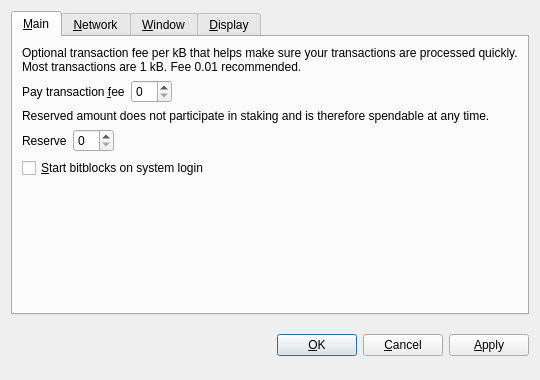
Before: the Qt Designer form src/qt/forms/optionsdialog.ui in BitBlocksProject/Bitblocks-beta, drawn with Qt 5.
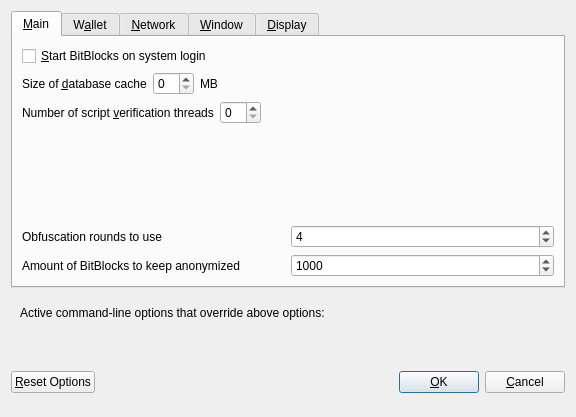
After: the same form once the commit is applied. Custom widgets are drawn as their Qt base class.

Commit message: BitBlocks masternodes

What changed in the file:
```diff
--- a/src/qt/forms/optionsdialog.ui
+++ b/src/qt/forms/optionsdialog.ui
@@ -6,8 +6,8 @@
    <rect>
     <x>0</x>
     <y>0</y>
-    <width>540</width>
-    <height>380</height>
+    <width>576</width>
+    <height>417</height>
    </rect>
   </property>
   <property name="windowTitle">
@@ -19,9 +19,6 @@
   <layout class="QVBoxLayout" name="verticalLayout">
    <item>
     <widget class="QTabWidget" name="tabWidget">
-     <property name="tabPosition">
-      <enum>QTabWidget::North</enum>
-     </property>
      <property name="currentIndex">
       <number>0</number>
      </property>
@@ -30,108 +27,96 @@
        <string>&amp;Main</string>
       </attribute>
       <layout class="QVBoxLayout" name="verticalLayout_Main">
-       <item>
-        <widget class="QLabel" name="transactionFeeInfoLabel">
-         <property name="text">
-          <string>Optional transaction fee per kB that helps make sure your transactions are processed quickly. Most transactions are 1 kB. Fee 0.01 recommended.</string>
-         </property>
-         <property name="textFormat">
-          <enum>Qt::PlainText</enum>
-         </property>
-         <property name="wordWrap">
-          <bool>true</bool>
-         </property>
-        </widget>
-       </item>
-       <item>
-        <layout class="QHBoxLayout" name="horizontalLayoutFee">
-         <item>
-          <widget class="QLabel" name="transactionFeeLabel">
-           <property name="text">
-            <string>Pay transaction &amp;fee</string>
-           </property>
-           <property name="textFormat">
-            <enum>Qt::PlainText</enum>
-           </property>
-           <property name="buddy">
-            <cstring>transactionFee</cstring>
-           </property>
-          </widget>
-         </item>
-         <item>
-          <widget class="BitcoinAmountField" name="transactionFee"/>
-         </item>
-         <item>
-          <spacer name="horizontalSpacerFee">
-           <property name="orientation">
-            <enum>Qt::Horizontal</enum>
-           </property>
-           <property name="sizeHint" stdset="0">
-            <size>
-             <width>40</width>
-             <height>20</height>
-            </size>
-           </property>
-          </spacer>
-         </item>
-        </layout>
-       </item>
-       <item>
-        <widget class="QLabel" name="reserveBalanceInfoLabel">
-         <property name="text">
-          <string>Reserved amount does not participate in staking and is therefore spendable at any time.</string>
-         </property>
-         <property name="textFormat">
-          <enum>Qt::PlainText</enum>
-         </property>
-         <property name="wordWrap">
-          <bool>true</bool>
-         </property>
-        </widget>
-       </item>
-       <item>
-        <layout class="QHBoxLayout" name="horizontalLayoutReserveBalance">
-         <item>
-          <widget class="QLabel" name="reserveBalanceLabel">
-           <property name="text">
-            <string>Reserve</string>
-           </property>
-           <property name="textFormat">
-            <enum>Qt::PlainText</enum>
-           </property>
-           <property name="buddy">
-            <cstring>reserveBalance</cstring>
-           </property>
-          </widget>
-         </item>
-         <item>
-          <widget class="BitcoinAmountField" name="reserveBalance"/>
-         </item>
-         <item>
-          <spacer name="horizontalSpacerReserveBalance">
-           <property name="orientation">
-            <enum>Qt::Horizontal</enum>
-           </property>
-           <property name="sizeHint" stdset="0">
-            <size>
-             <width>40</width>
-             <height>20</height>
-            </size>
-           </property>
-          </spacer>
-         </item>
-        </layout>
-       </item>
        <item>
         <widget class="QCheckBox" name="bitcoinAtStartup">
          <property name="toolTip">
           <string>Automatically start bitblocks after logging in to the system.</string>
          </property>
          <property name="text">
-          <string>&amp;Start bitblocks on system login</string>
+          <string>&amp;Start BitBlocks on system login</string>
          </property>
         </widget>
        </item>
+       <item>
+        <layout class="QHBoxLayout" name="horizontalLayout_2_Main">
+         <item>
+          <widget class="QLabel" name="databaseCacheLabel">
+           <property name="text">
+            <string>Size of &amp;database cache</string>
+           </property>
+           <property name="textFormat">
+            <enum>Qt::PlainText</enum>
+           </property>
+           <property name="buddy">
+            <cstring>databaseCache</cstring>
+           </property>
+          </widget>
+         </item>
+         <item>
+          <widget class="QSpinBox" name="databaseCache"/>
+         </item>
+         <item>
+          <widget class="QLabel" name="databaseCacheUnitLabel">
+           <property name="text">
+            <string>MB</string>
+           </property>
+           <property name="textFormat">
+            <enum>Qt::PlainText</enum>
+           </property>
+          </widget>
+         </item>
+         <item>
+          <spacer name="horizontalSpacer_2_Main">
+           <property name="orientation">
+            <enum>Qt::Horizontal</enum>
+           </property>
+           <property name="sizeHint" stdset="0">
+            <size>
+             <width>40</width>
+             <height>20</height>
+            </size>
+           </property>
+          </spacer>
+         </item>
+        </layout>
+       </item>
+       <item>
+        <layout class="QHBoxLayout" name="horizontalLayout_3_Main">
+         <item>
+          <widget class="QLabel" name="threadsScriptVerifLabel">
+           <property name="text">
+            <string>Number of script &amp;verification threads</string>
+           </property>
+           <property name="textFormat">
+            <enum>Qt::PlainText</enum>
+           </property>
+           <property name="buddy">
+            <cstring>threadsScriptVerif</cstring>
+           </property>
+          </widget>
+         </item>
+         <item>
+          <widget class="QSpinBox" name="threadsScriptVerif">
+           <property name="toolTip">
+            <string>(0 = auto, &lt;0 = leave that many cores free)</string>
+           </property>
+          </widget>
+         </item>
+         <item>
+          <spacer name="horizontalSpacer_3_Main">
+           <property name="orientation">
+            <enum>Qt::Horizontal</enum>
+           </property>
+           <property name="sizeHint" stdset="0">
+            <size>
+             <width>40</width>
+             <height>20</height>
+            </size>
+           </property>
+          </spacer>
+         </item>
+        </layout>
+       </item>
        <item>
         <spacer name="verticalSpacer_Main">
          <property name="orientation">
@@ -145,6 +130,134 @@
          </property>
         </spacer>
        </item>
+       <item>
+        <layout class="QHBoxLayout" name="horizontalLayout_4_Main">
+         <item>
+          <widget class="QLabel" name="label">
+           <property name="toolTip">
+            <string>This setting determines the amount of individual masternodes that an input will be anonymized through.&lt;br/&gt;More rounds of anonymization gives a higher degree of privacy, but also costs more in fees.</string>
+           </property>
+           <property name="text">
+            <string>Obfuscation rounds to use</string>
+           </property>
+          </widget>
+         </item>
+         <item>
+          <widget class="QSpinBox" name="obfuscationRounds">
+           <property name="minimum">
+            <number>2</number>
+           </property>
+           <property name="maximum">
+            <number>8</number>
+           </property>
+           <property name="value">
+            <number>4</number>
+           </property>
+          </widget>
+         </item>
+        </layout>
+       </item>
+       <item>
+        <layout class="QHBoxLayout" name="horizontalLayout">
+         <item>
+          <widget class="QLabel" name="label_2">
+           <property name="toolTip">
+            <string>This amount acts as a threshold to turn off Obfuscation once it's reached.</string>
+           </property>
+           <property name="statusTip">
+            <string notr="true"/>
+           </property>
+           <property name="whatsThis">
+            <string notr="true"/>
+           </property>
+           <property name="accessibleName">
+            <string notr="true"/>
+           </property>
+           <property name="accessibleDescription">
+            <string notr="true"/>
+           </property>
+           <property name="text">
+            <string>Amount of BitBlocks to keep anonymized</string>
+           </property>
+          </widget>
+         </item>
+         <item>
+          <widget class="QSpinBox" name="anonymizeBitBlocks">
+           <property name="minimum">
+            <number>100</number>
+           </property>
+           <property name="maximum">
+            <number>100000</number>
+           </property>
+           <property name="singleStep">
+            <number>100</number>
+           </property>
+           <property name="value">
+            <number>1000</number>
+           </property>
+          </widget>
+         </item>
+        </layout>
+       </item>
+      </layout>
+     </widget>
+     <widget class="QWidget" name="tabWallet">
+      <attribute name="title">
+       <string>W&amp;allet</string>
+      </attribute>
+      <layout class="QVBoxLayout" name="verticalLayout_Wallet">
+       <item>
+        <widget class="QGroupBox" name="groupBox">
+         <property name="title">
+          <string>Expert</string>
+         </property>
+         <layout class="QVBoxLayout" name="verticalLayout_2">
+          <item>
+           <widget class="QCheckBox" name="coinControlFeatures">
+            <property name="toolTip">
+             <string>Whether to show coin control features or not.</string>
+            </property>
+            <property name="text">
+             <string>Enable coin &amp;control features</string>
+            </property>
+           </widget>
+          </item>
+          <item>
+           <widget class="QCheckBox" name="showMasternodesTab">
+            <property name="toolTip">
+             <string>Show additional tab listing all your masternodes in first sub-tab&lt;br/&gt;and all masternodes on the network in second sub-tab.</string>
+            </property>
+            <property name="text">
+             <string>Show Masternodes Tab</string>
+            </property>
+           </widget>
+          </item>
+          <item>
+           <widget class="QCheckBox" name="spendZeroConfChange">
+            <property name="toolTip">
+             <string>If you disable the spending of unconfirmed change, the change from a transaction&lt;br/&gt;cannot be used until that transaction has at least one confirmation.&lt;br/&gt;This also affects how your balance is computed.</string>
+            </property>
+            <property name="text">
+             <string>&amp;Spend unconfirmed change</string>
+            </property>
+           </widget>
+          </item>
+         </layout>
+        </widget>
+       </item>
+       <item>
+        <spacer name="verticalSpacer_Wallet">
+         <property name="orientation">
+          <enum>Qt::Vertical</enum>
+         </property>
+         <property name="sizeHint" stdset="0">
+          <size>
+           <width>20</width>
+           <height>40</height>
+          </size>
+         </property>
+        </spacer>
+       </item>
       </layout>
      </widget>
      <widget class="QWidget" name="tabNetwork">
@@ -406,8 +519,67 @@
      </widget>
     </widget>
    </item>
+   <item>
+    <widget class="QFrame" name="frame">
+     <layout class="QVBoxLayout" name="verticalLayout_Bottom">
+      <item>
+       <layout class="QHBoxLayout" name="horizontalLayout_Bottom">
+        <item>
+         <widget class="QLabel" name="overriddenByCommandLineInfoLabel">
+          <property name="text">
+           <string>Active command-line options that override above options:</string>
+          </property>
+          <property name="textFormat">
+           <enum>Qt::PlainText</enum>
+          </property>
+         </widget>
+        </item>
+        <item>
+         <spacer name="horizontalSpacer_Bottom">
+          <property name="orientation">
+           <enum>Qt::Horizontal</enum>
+          </property>
+          <property name="sizeHint" stdset="0">
+           <size>
+            <width>40</width>
+            <height>20</height>
+           </size>
+          </property>
+         </spacer>
+        </item>
+       </layout>
+      </item>
+      <item>
+       <widget class="QLabel" name="overriddenByCommandLineLabel">
+        <property name="text">
+         <string/>
+        </property>
+        <property name="textFormat">
+         <enum>Qt::PlainText</enum>
+        </property>
+        <property name="wordWrap">
+         <bool>true</bool>
+        </property>
+       </widget>
+      </item>
+     </layout>
+    </widget>
+   </item>
    <item>
     <layout class="QHBoxLayout" name="horizontalLayout_Buttons">
+     <item>
+      <widget class="QPushButton" name="resetButton">
+       <property name="toolTip">
+        <string>Reset all client options to default.</string>
+       </property>
+       <property name="text">
+        <string>&amp;Reset Options</string>
+       </property>
+       <property name="autoDefault">
+        <bool>false</bool>
+       </property>
+      </widget>
+     </item>
      <item>
       <spacer name="horizontalSpacer_1">
        <property name="orientation">
@@ -423,6 +595,12 @@
      </item>
      <item>
       <widget class="QLabel" name="statusLabel">
+       <property name="minimumSize">
+        <size>
+         <width>200</width>
+         <height>0</height>
+        </size>
+       </property>
        <property name="font">
         <font>
          <weight>75</weight>
@@ -458,6 +636,12 @@
        <property name="text">
         <string>&amp;OK</string>
        </property>
+       <property name="autoDefault">
+        <bool>false</bool>
+       </property>
+       <property name="default">
+        <bool>true</bool>
+       </property>
       </widget>
      </item>
      <item>
@@ -470,36 +654,21 @@
        </property>
       </widget>
      </item>
-     <item>
-      <widget class="QPushButton" name="applyButton">
-       <property name="text">
-        <string>&amp;Apply</string>
-       </property>
-       <property name="autoDefault">
-        <bool>false</bool>
-       </property>
-      </widget>
-     </item>
     </layout>
    </item>
   </layout>
  </widget>
  <customwidgets>
-  <customwidget>
-   <class>BitcoinAmountField</class>
-   <extends>QSpinBox</extends>
-   <header>bitcoinamountfield.h</header>
-  </customwidget>
-  <customwidget>
-   <class>QValueComboBox</class>
-   <extends>QComboBox</extends>
-   <header>qvaluecombobox.h</header>
-  </customwidget>
   <customwidget>
    <class>QValidatedLineEdit</class>
    <extends>QLineEdit</extends>
    <header>qvalidatedlineedit.h</header>
   </customwidget>
+  <customwidget>
+   <class>QValueComboBox</class>
+   <extends>QComboBox</extends>
+   <header>qvaluecombobox.h</header>
+  </customwidget>
  </customwidgets>
  <resources/>
  <connections/>
```
Left out of the diff: 160 changed lines with no effect on the pictures. The commit also changes 1378 other files.
